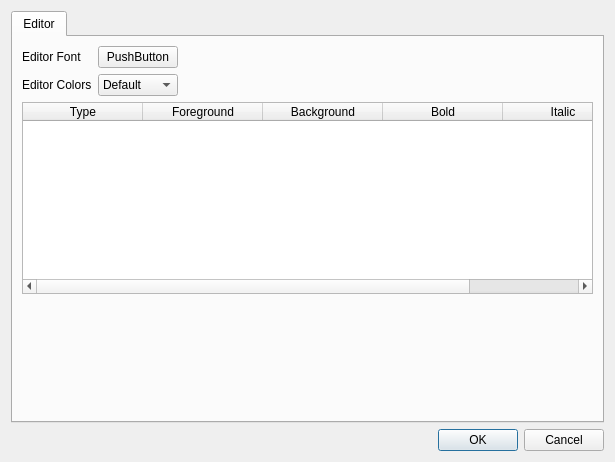
Qt form editor/configdialog.ui (StrideLang/Stride) before a commit.
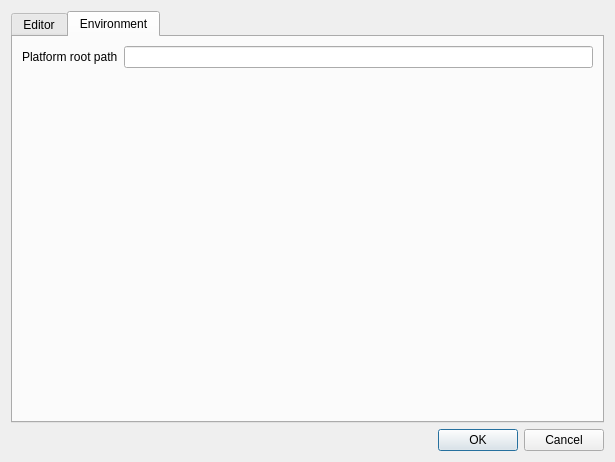
The same form after that commit.

Commit message: Added configuration option to set platform directory. FIxed various small issues.

```diff
--- a/editor/configdialog.ui
+++ b/editor/configdialog.ui
@@ -17,7 +17,7 @@
    <item>
     <widget class="QTabWidget" name="tabWidget">
      <property name="currentIndex">
-      <number>0</number>
+      <number>1</number>
      </property>
      <widget class="QWidget" name="tab">
       <attribute name="title">
@@ -128,6 +128,36 @@
        </item>
       </layout>
      </widget>
+     <widget class="QWidget" name="tab_2">
+      <attribute name="title">
+       <string>Environment</string>
+      </attribute>
+      <layout class="QGridLayout" name="gridLayout_3">
+       <item row="0" column="0">
+        <widget class="QLabel" name="label_3">
+         <property name="text">
+          <string>Platform root path</string>
+         </property>
+        </widget>
+       </item>
+       <item row="0" column="1">
+        <widget class="QLineEdit" name="platformRootLineEdit"/>
+       </item>
+       <item row="1" column="0">
+        <spacer name="verticalSpacer_2">
+         <property name="orientation">
+          <enum>Qt::Vertical</enum>
+         </property>
+         <property name="sizeHint" stdset="0">
+          <size>
+           <width>20</width>
+           <height>40</height>
+          </size>
+         </property>
+        </spacer>
+       </item>
+      </layout>
+     </widget>
     </widget>
    </item>
    <item>
```
The commit also changes 7 other files.
